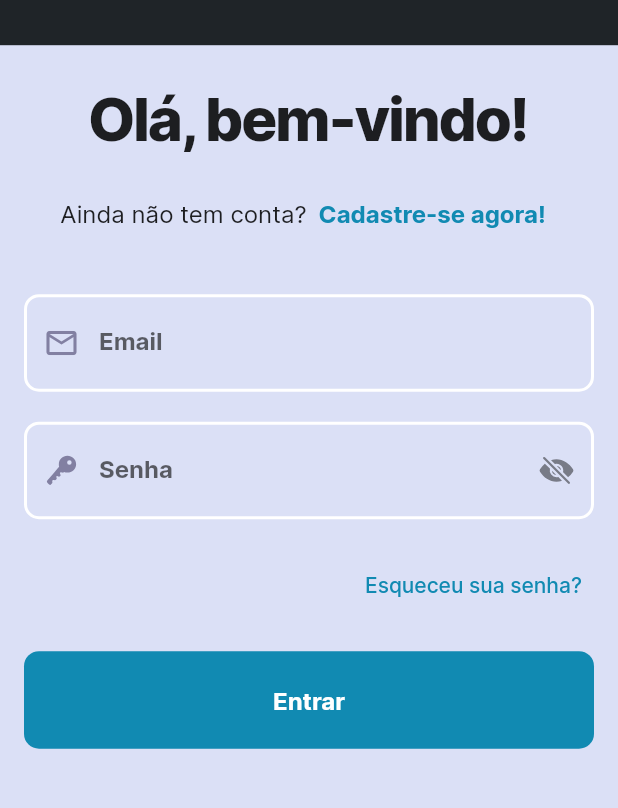
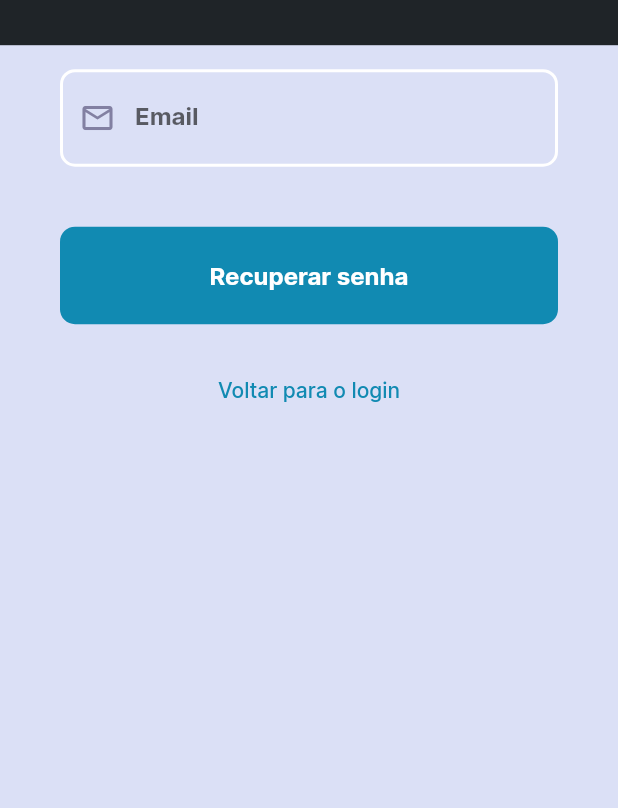
Before and after one commit to eliel-alves/extensiona_if, a Flutter app: the screen it shows after launch, after a tap on "Esqueceu sua senha?", on a phone screen of 412 x 824 dp, the part 202-1010 px from its top. Run offline on Flutter 3.47's test engine with Material 2 defaults, Android fonts, the light colour scheme and no system bars; our stand-ins replace cloud_firestore, dotted_border, file_picker, firebase_auth, firebase_core, firebase_storage and 9 more; missing offline and left inert: conditional_questions, flutter_facebook_auth; accounts and stored records are empty; network calls fail; project files that could hold a hidden picture were left out.

Commit message:
Alteração da senha do usuário

```diff
--- a/lib/screens/login.dart
+++ b/lib/screens/login.dart
@@ -21,6 +21,10 @@ class LoginScreen extends StatefulWidget {
 class _LoginScreenState extends State<LoginScreen> {
   final _formLoginKey = GlobalKey<FormState>();
   final _formCadastroKey = GlobalKey<FormState>();
+  final _formResetPasswordKey = GlobalKey<FormState>();
+
+//Controlador do campo do formulário de troca de senha
+  final TextEditingController _verifyEmailController = TextEditingController();
 
   //Controladores dos campos do formulário de login
   final TextEditingController _emailController = TextEditingController();
@@ -36,6 +40,7 @@ class _LoginScreenState extends State<LoginScreen> {
   final TextEditingController _confirmPassword = TextEditingController();
 
   bool _valida = false;
+  bool isforgotPasswordScream = false;
 
   bool isLogin = true;
   String title;
@@ -110,6 +115,59 @@ class _LoginScreenState extends State<LoginScreen> {
   }
 
   Widget forms(width) {
+    if (isforgotPasswordScream) {
+      return Container(
+        width: width,
+        padding: const EdgeInsets.only(right: 40, left: 40),
+        child: Form(
+          key: _formResetPasswordKey,
+          child: Column(
+            children: [
+              EditorAuth(
+                  _verifyEmailController,
+                  'Email',
+                  'Informe seu email',
+                  const Icon(Icons.mail_outline),
+                  30,
+                  false,
+                  'Insira um e-mail válido',
+                  false,
+                  false),
+              addVerticalSpace(20),
+              SizedBox(
+                width: double.infinity,
+                child: ElevatedButton(
+                  onPressed: () {
+                    if (_formResetPasswordKey.currentState.validate()) {
+                      context.read<UserDAO>().resetPassword(
+                          _verifyEmailController.text.trim(), context);
+
+                      //Limpa o campo
+                      _verifyEmailController.text = '';
+                    }
+                  },
+                  child: Text('Recuperar senha', style: AppTheme.typo.button),
+                  style: ElevatedButton.styleFrom(
+                      elevation: 0,
+                      padding: const EdgeInsets.all(23),
+                      primary: AppTheme.colors.blue,
+                      shape: RoundedRectangleBorder(
+                          borderRadius: BorderRadius.circular(10))),
+                ),
+              ),
+              addVerticalSpace(20),
+              TextButton(
+                  onPressed: () {
+                    setState(() {
+                      isforgotPasswordScream = false;
+                    });
+                  },
+                  child: const Text('Voltar para o login'))
+            ],
+          ),
+        ),
+      );
+    } else {
       return Container(
         width: width,
         padding: const EdgeInsets.all(16),
@@ -127,7 +185,11 @@ class _LoginScreenState extends State<LoginScreen> {
               Align(
                 alignment: Alignment.bottomRight,
                 child: TextButton(
-                onPressed: () {},
+                  onPressed: () {
+                    setState(() {
+                      isforgotPasswordScream = !isforgotPasswordScream;
+                    });
+                  },
                   child: const Text('Esqueceu sua senha?'),
                 ),
               ),
@@ -180,6 +242,7 @@ class _LoginScreenState extends State<LoginScreen> {
           ],
         ),
       );
+    }
   }
 
   Widget formLogin(GlobalKey _formKey) {
@@ -292,7 +355,7 @@ class _LoginScreenState extends State<LoginScreen> {
                     const Icon(Ionicons.md_key),
                     10,
                     true,
-                    'Informa a mesma senha!',
+                    'Informar a mesma senha!',
                     _valida,
                     false),
               )
```
Also changed, not shown: lib/data/user_dao.dart (+12 -0 lines), lib/screens/demanda_form.dart (+8 -0 lines), lib/screens/user_profile.dart (+15 -11 lines), lib/widgets/widget.dart (+9 -5 lines). Lines whose indentation alone changed are shown as unchanged.
